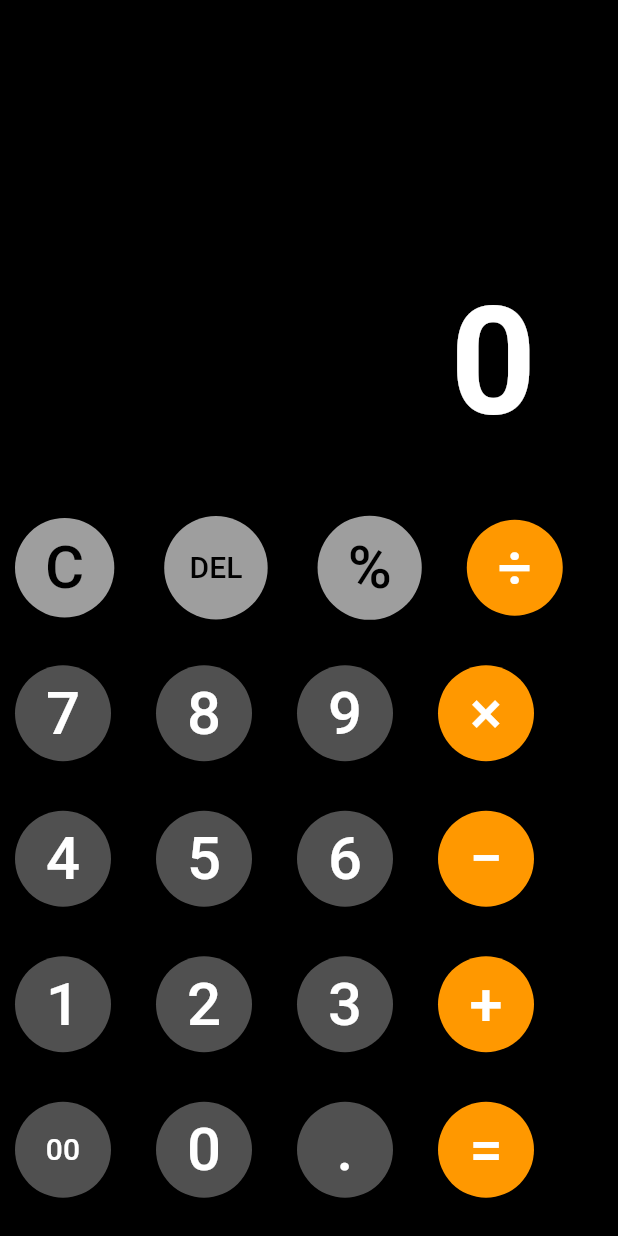
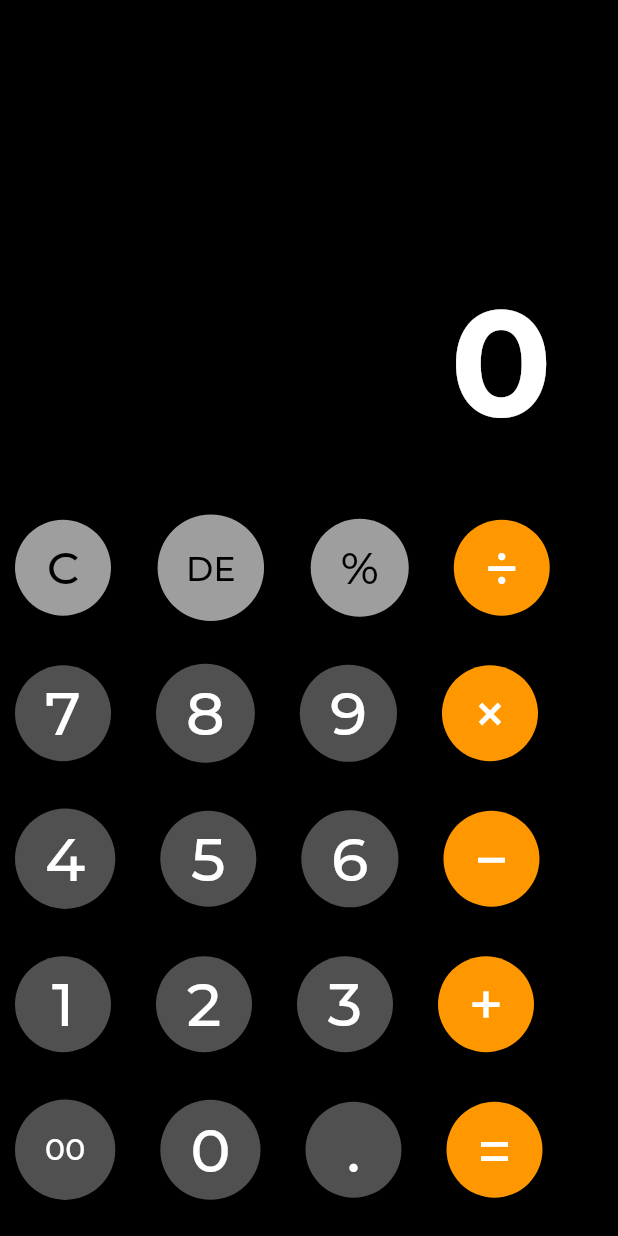
Before and after one commit to ashwinkn2004/sstp_flutter, a Flutter app: the screen it shows after launch, on a phone screen of 412 x 824 dp. Run offline on Flutter 3.47's test engine with Material 3 defaults, Android fonts, the light colour scheme and no system bars; our stand-ins replace google_fonts.

Commit message:
changed some fonts

```diff
--- a/calculator_apple/lib/home_screen.dart
+++ b/calculator_apple/lib/home_screen.dart
@@ -1,4 +1,5 @@
 import 'package:flutter/material.dart';
+import 'package:google_fonts/google_fonts.dart';
 
 class HomeScreen extends StatefulWidget {
   const HomeScreen({super.key});
@@ -8,6 +9,7 @@ class HomeScreen extends StatefulWidget {
 }
 
 class _HomeScreenState extends State<HomeScreen> {
+  String ans = '0';
   @override
   Widget build(BuildContext context) {
     return Scaffold(
@@ -18,20 +20,20 @@ class _HomeScreenState extends State<HomeScreen> {
             height: 330,
             width: MediaQuery.of(context).size.width,
             color: Colors.black,
-            child: const Padding(
-              padding: EdgeInsets.fromLTRB(300, 170, 0, 0),
+            child: Padding(
+              padding: const EdgeInsets.fromLTRB(300, 170, 0, 0),
               child: Text(
-                '0',
-                style: TextStyle(
-                    color: Colors.white,
-                    fontWeight: FontWeight.bold,
-                    fontSize: 100),
+                ans,
+                style: GoogleFonts.montserrat(
+                  color: Colors.white,
+                  fontWeight: FontWeight.bold,
+                  fontSize: 100,
+                ),
               ),
             ),
           ),
           Row(
             children: [
-              // ignore: prefer_const_constructors, sort_child_properties_last
               Padding(
                 padding: const EdgeInsets.only(left: 10),
                 child: ElevatedButton(
@@ -42,17 +44,16 @@ class _HomeScreenState extends State<HomeScreen> {
                     padding: const EdgeInsets.all(
                         20), // Adjust padding to control button size
                   ),
-                  child: const Text(
+                  child: Text(
                     'C',
-                    style: TextStyle(fontSize: 40, color: Colors.black),
+                    style: GoogleFonts.montserrat(
+                        fontSize: 30, color: Colors.black),
                   ),
                 ),
               ),
-
               const SizedBox(
                 width: 30,
               ),
-
               ElevatedButton(
                 onPressed: () {},
                 style: ElevatedButton.styleFrom(
@@ -61,16 +62,15 @@ class _HomeScreenState extends State<HomeScreen> {
                   padding: const EdgeInsets.all(
                       20), // Adjust padding to control button size
                 ),
-                child: const Text(
-                  'DEL',
-                  style: TextStyle(fontSize: 20, color: Colors.black),
+                child: Text(
+                  'DE',
+                  style:
+                      GoogleFonts.montserrat(fontSize: 22, color: Colors.black),
                 ),
               ),
-
               const SizedBox(
                 width: 30,
               ),
-
               ElevatedButton(
                 onPressed: () {},
                 style: ElevatedButton.styleFrom(
@@ -79,16 +79,15 @@ class _HomeScreenState extends State<HomeScreen> {
                   padding: const EdgeInsets.all(
                       20), // Adjust padding to control button size
                 ),
-                child: const Text(
+                child: Text(
                   '%',
-                  style: TextStyle(fontSize: 40, color: Colors.black),
+                  style:
+                      GoogleFonts.montserrat(fontSize: 30, color: Colors.black),
                 ),
               ),
-
               const SizedBox(
                 width: 30,
               ),
-
               ElevatedButton(
                 onPressed: () {},
                 style: ElevatedButton.styleFrom(
@@ -97,40 +96,59 @@ class _HomeScreenState extends State<HomeScreen> {
                   padding: const EdgeInsets.all(
                       20), // Adjust padding to control button size
                 ),
-                child: const Text(
+                child: Text(
                   '÷',
-                  style: TextStyle(fontSize: 40, color: Colors.white),
+                  style:
+                      GoogleFonts.montserrat(fontSize: 40, color: Colors.white),
                 ),
-              )
+              ),
             ],
           ),
-
-          //second row
-
+          // Second row
           Row(
             children: [
-              // ignore: prefer_const_constructors, sort_child_properties_last
               Padding(
                 padding: const EdgeInsets.only(left: 10),
                 child: ElevatedButton(
                   onPressed: () {},
                   style: ElevatedButton.styleFrom(
-                    backgroundColor: const Color(0xFF505050), // Background color
+                    backgroundColor:
+                        const Color(0xFF505050), // Background color
                     shape: const CircleBorder(), // Make the button circular
                     padding: const EdgeInsets.all(
                         20), // Adjust padding to control button size
                   ),
-                  child: const Text(
+                  child: Text(
                     '7',
-                    style: TextStyle(fontSize: 40, color: Colors.white),
+                    style: GoogleFonts.montserrat(
+                        fontSize: 40, color: Colors.white),
                   ),
                 ),
               ),
-
               const SizedBox(
                 width: 30,
               ),
-
+              ElevatedButton(
+                onPressed: () {
+                  setState(() {
+                    ans += '8';
+                  });
+                },
+                style: ElevatedButton.styleFrom(
+                  backgroundColor: const Color(0xFF505050), // Background color
+                  shape: const CircleBorder(), // Make the button circular
+                  padding: const EdgeInsets.all(
+                      20), // Adjust padding to control button size
+                ),
+                child: Text(
+                  '8',
+                  style:
+                      GoogleFonts.montserrat(fontSize: 40, color: Colors.white),
+                ),
+              ),
+              const SizedBox(
+                width: 30,
+              ),
               ElevatedButton(
                 onPressed: () {},
                 style: ElevatedButton.styleFrom(
@@ -139,16 +157,55 @@ class _HomeScreenState extends State<HomeScreen> {
                   padding: const EdgeInsets.all(
                       20), // Adjust padding to control button size
                 ),
-                child: const Text(
-                  '8',
-                  style: TextStyle(fontSize: 40, color: Colors.white),
+                child: Text(
+                  '9',
+                  style:
+                      GoogleFonts.montserrat(fontSize: 40, color: Colors.white),
                 ),
               ),
-
               const SizedBox(
                 width: 30,
               ),
-
+              ElevatedButton(
+                onPressed: () {},
+                style: ElevatedButton.styleFrom(
+                  backgroundColor: Colors.orange, // Background color
+                  shape: const CircleBorder(), // Make the button circular
+                  padding: const EdgeInsets.all(
+                      20), // Adjust padding to control button size
+                ),
+                child: Text(
+                  '×',
+                  style:
+                      GoogleFonts.montserrat(fontSize: 40, color: Colors.white),
+                ),
+              ),
+            ],
+          ),
+          // Third row
+          Row(
+            children: [
+              Padding(
+                padding: const EdgeInsets.only(left: 10),
+                child: ElevatedButton(
+                  onPressed: () {},
+                  style: ElevatedButton.styleFrom(
+                    backgroundColor:
+                        const Color(0xFF505050), // Background color
+                    shape: const CircleBorder(), // Make the button circular
+                    padding: const EdgeInsets.all(
+                        20), // Adjust padding to control button size
+                  ),
+                  child: Text(
+                    '4',
+                    style: GoogleFonts.montserrat(
+                        fontSize: 40, color: Colors.white),
+                  ),
+                ),
+              ),
+              const SizedBox(
+                width: 30,
+              ),
               ElevatedButton(
                 onPressed: () {},
                 style: ElevatedButton.styleFrom(
@@ -157,16 +214,32 @@ class _HomeScreenState extends State<HomeScreen> {
                   padding: const EdgeInsets.all(
                       20), // Adjust padding to control button size
                 ),
-                child: const Text(
-                  '9',
-                  style: TextStyle(fontSize: 40, color: Colors.white),
+                child: Text(
+                  '5',
+                  style:
+                      GoogleFonts.montserrat(fontSize: 40, color: Colors.white),
                 ),
               ),
-
               const SizedBox(
                 width: 30,
               ),
-
+              ElevatedButton(
+                onPressed: () {},
+                style: ElevatedButton.styleFrom(
+                  backgroundColor: const Color(0xFF505050), // Background color
+                  shape: const CircleBorder(), // Make the button circular
+                  padding: const EdgeInsets.all(
+                      20), // Adjust padding to control button size
+                ),
+                child: Text(
+                  '6',
+                  style:
+                      GoogleFonts.montserrat(fontSize: 40, color: Colors.white),
+                ),
+              ),
+              const SizedBox(
+                width: 30,
+              ),
               ElevatedButton(
                 onPressed: () {},
                 style: ElevatedButton.styleFrom(
@@ -175,40 +248,38 @@ class _HomeScreenState extends State<HomeScreen> {
                   padding: const EdgeInsets.all(
                       20), // Adjust padding to control button size
                 ),
-                child: const Text(
-                  '×',
-                  style: TextStyle(fontSize: 40, color: Colors.white),
+                child: Text(
+                  '−',
+                  style:
+                      GoogleFonts.montserrat(fontSize: 40, color: Colors.white),
                 ),
-              )
+              ),
             ],
           ),
-
-          //third row
-
+          // Fourth row
           Row(
             children: [
-              // ignore: prefer_const_constructors, sort_child_properties_last
               Padding(
                 padding: const EdgeInsets.only(left: 10),
                 child: ElevatedButton(
                   onPressed: () {},
                   style: ElevatedButton.styleFrom(
-                    backgroundColor: const Color(0xFF505050), // Background color
+                    backgroundColor:
+                        const Color(0xFF505050), // Background color
                     shape: const CircleBorder(), // Make the button circular
                     padding: const EdgeInsets.all(
                         20), // Adjust padding to control button size
                   ),
-                  child: const Text(
-                    '4',
-                    style: TextStyle(fontSize: 40, color: Colors.white),
+                  child: Text(
+                    '1',
+                    style: GoogleFonts.montserrat(
+                        fontSize: 40, color: Colors.white),
                   ),
                 ),
               ),
-
               const SizedBox(
                 width: 30,
               ),
-
               ElevatedButton(
                 onPressed: () {},
                 style: ElevatedButton.styleFrom(
@@ -217,16 +288,15 @@ class _HomeScreenState extends State<HomeScreen> {
                   padding: const EdgeInsets.all(
                       20), // Adjust padding to control button size
                 ),
-                child: const Text(
-                  '5',
-                  style: TextStyle(fontSize: 40, color: Colors.white),
+                child: Text(
+                  '2',
+                  style:
+                      GoogleFonts.montserrat(fontSize: 40, color: Colors.white),
                 ),
               ),
-
               const SizedBox(
                 width: 30,
               ),
-
               ElevatedButton(
                 onPressed: () {},
                 style: ElevatedButton.styleFrom(
@@ -235,16 +305,15 @@ class _HomeScreenState extends State<HomeScreen> {
                   padding: const EdgeInsets.all(
                       20), // Adjust padding to control button size
                 ),
-                child: const Text(
-                  '6',
-                  style: TextStyle(fontSize: 40, color: Colors.white),
+                child: Text(
+                  '3',
+                  style:
+                      GoogleFonts.montserrat(fontSize: 40, color: Colors.white),
                 ),
               ),
-
               const SizedBox(
                 width: 30,
               ),
-
               ElevatedButton(
                 onPressed: () {},
                 style: ElevatedButton.styleFrom(
@@ -253,40 +322,38 @@ class _HomeScreenState extends State<HomeScreen> {
                   padding: const EdgeInsets.all(
                       20), // Adjust padding to control button size
                 ),
-                child: const Text(
-                  '−',
-                  style: TextStyle(fontSize: 40, color: Colors.white),
+                child: Text(
+                  '+',
+                  style:
+                      GoogleFonts.montserrat(fontSize: 40, color: Colors.white),
                 ),
-              )
+              ),
             ],
           ),
-
-          //fourth row
-
+          // Fifth row
           Row(
             children: [
-              // ignore: prefer_const_constructors, sort_child_properties_last
               Padding(
                 padding: const EdgeInsets.only(left: 10),
                 child: ElevatedButton(
                   onPressed: () {},
                   style: ElevatedButton.styleFrom(
-                    backgroundColor: const Color(0xFF505050), // Background color
+                    backgroundColor:
+                        const Color(0xFF505050), // Background color
                     shape: const CircleBorder(), // Make the button circular
                     padding: const EdgeInsets.all(
                         20), // Adjust padding to control button size
                   ),
-                  child: const Text(
-                    '1',
-                    style: TextStyle(fontSize: 40, color: Colors.white),
+                  child: Text(
+                    '00',
+                    style: GoogleFonts.montserrat(
+                        fontSize: 20, color: Colors.white),
                   ),
                 ),
               ),
-
               const SizedBox(
                 width: 30,
               ),
-
               ElevatedButton(
                 onPressed: () {},
                 style: ElevatedButton.styleFrom(
@@ -295,16 +362,15 @@ class _HomeScreenState extends State<HomeScreen> {
                   padding: const EdgeInsets.all(
                       20), // Adjust padding to control button size
                 ),
-                child: const Text(
-                  '2',
-                  style: TextStyle(fontSize: 40, color: Colors.white),
+                child: Text(
+                  '0',
+                  style:
+                      GoogleFonts.montserrat(fontSize: 40, color: Colors.white),
                 ),
               ),
-
               const SizedBox(
                 width: 30,
               ),
-
               ElevatedButton(
                 onPressed: () {},
                 style: ElevatedButton.styleFrom(
@@ -313,16 +379,15 @@ class _HomeScreenState extends State<HomeScreen> {
                   padding: const EdgeInsets.all(
                       20), // Adjust padding to control button size
                 ),
-                child: const Text(
-                  '3',
-                  style: TextStyle(fontSize: 40, color: Colors.white),
+                child: Text(
+                  '.',
+                  style:
+                      GoogleFonts.montserrat(fontSize: 40, color: Colors.white),
                 ),
               ),
-
               const SizedBox(
                 width: 30,
               ),
-
               ElevatedButton(
                 onPressed: () {},
                 style: ElevatedButton.styleFrom(
@@ -331,89 +396,12 @@ class _HomeScreenState extends State<HomeScreen> {
                   padding: const EdgeInsets.all(
                       20), // Adjust padding to control button size
                 ),
-                child: const Text(
-                  '+',
-                  style: TextStyle(fontSize: 40, color: Colors.white),
-                ),
-              )
-            ],
-          ),
-
-          //fifth row
-
-          Row(
-            children: [
-              // ignore: prefer_const_constructors, sort_child_properties_last
-              Padding(
-                padding: const EdgeInsets.only(left: 10),
-                child: ElevatedButton(
-                  onPressed: () {},
-                  style: ElevatedButton.styleFrom(
-                    backgroundColor: const Color(0xFF505050), // Background color
-                    shape: const CircleBorder(), // Make the button circular
-                    padding: const EdgeInsets.all(
-                        20), // Adjust padding to control button size
-                  ),
-                  child: const Text(
-                    '00',
-                    style: TextStyle(fontSize: 20, color: Colors.white),
-                  ),
+                child: Text(
+                  '=',
+                  style:
+                      GoogleFonts.montserrat(fontSize: 40, color: Colors.white),
                 ),
               ),
-
-              const SizedBox(
-                width: 30,
-              ),
-
-              ElevatedButton(
-                onPressed: () {},
-                style: ElevatedButton.styleFrom(
-                  backgroundColor: const Color(0xFF505050), // Background color
-                  shape: const CircleBorder(), // Make the button circular
-                  padding: const EdgeInsets.all(
-                      20), // Adjust padding to control button size
-                ),
-                child: const Text(
-                  '0',
-                  style: TextStyle(fontSize: 40, color: Colors.white),
-                ),
-              ),
-
-              const SizedBox(
-                width: 30,
-              ),
-
-              ElevatedButton(
-                onPressed: () {},
-                style: ElevatedButton.styleFrom(
-                  backgroundColor: const Color(0xFF505050), // Background color
-                  shape: const CircleBorder(), // Make the button circular
-                  padding: const EdgeInsets.all(
-                      20), // Adjust padding to control button size
-                ),
-                child: const Text(
-                  '.',
-                  style: TextStyle(fontSize: 40, color: Colors.white),
-                ),
-              ),
-
-              const SizedBox(
-                width: 30,
-              ),
-
-              ElevatedButton(
-                onPressed: () {},
-                style: ElevatedButton.styleFrom(
-                  backgroundColor: Colors.orange, // Background color
-                  shape: const CircleBorder(), // Make the button circular
-                  padding: const EdgeInsets.all(
-                      20), // Adjust padding to control button size
-                ),
-                child: const Text(
-                  '=',
-                  style: TextStyle(fontSize: 40, color: Colors.white),
-                ),
-              )
             ],
           ),
         ],
--- a/calculator_apple/pubspec.yaml
+++ b/calculator_apple/pubspec.yaml
@@ -35,6 +35,7 @@ dependencies:
   # The following adds the Cupertino Icons font to your application.
   # Use with the CupertinoIcons class for iOS style icons.
   cupertino_icons: ^1.0.8
+  google_fonts: ^6.2.1
 
 dev_dependencies:
   flutter_test:
```
Also changed, not shown: calculator_apple/pubspec.lock, 1 other file.
